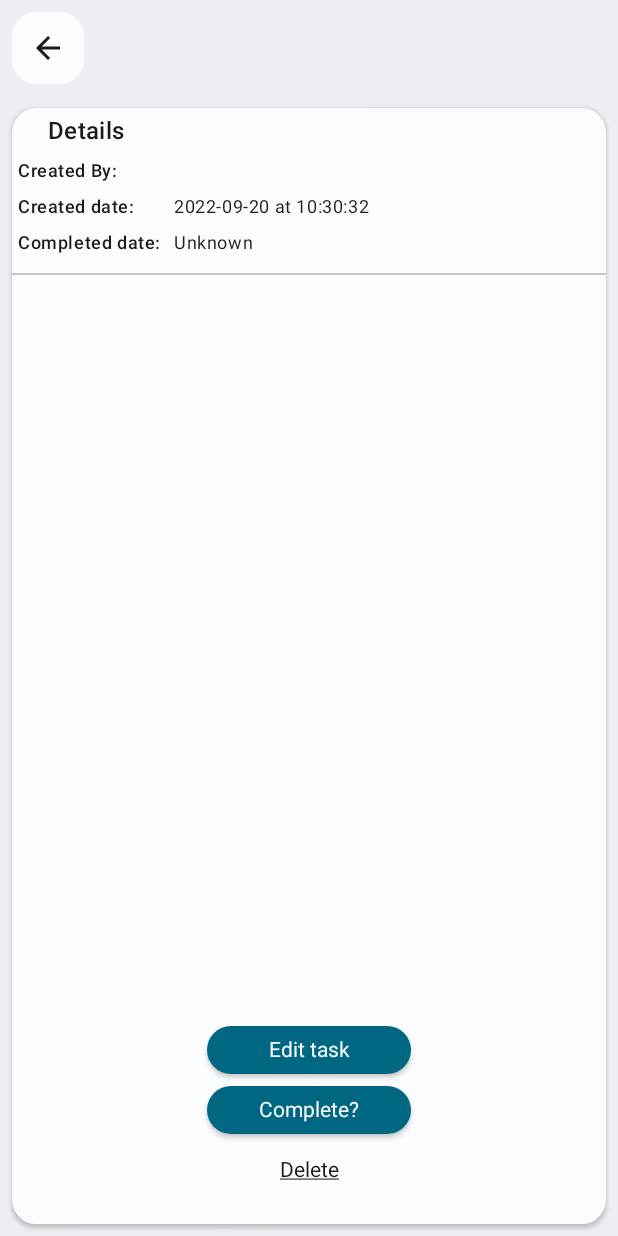
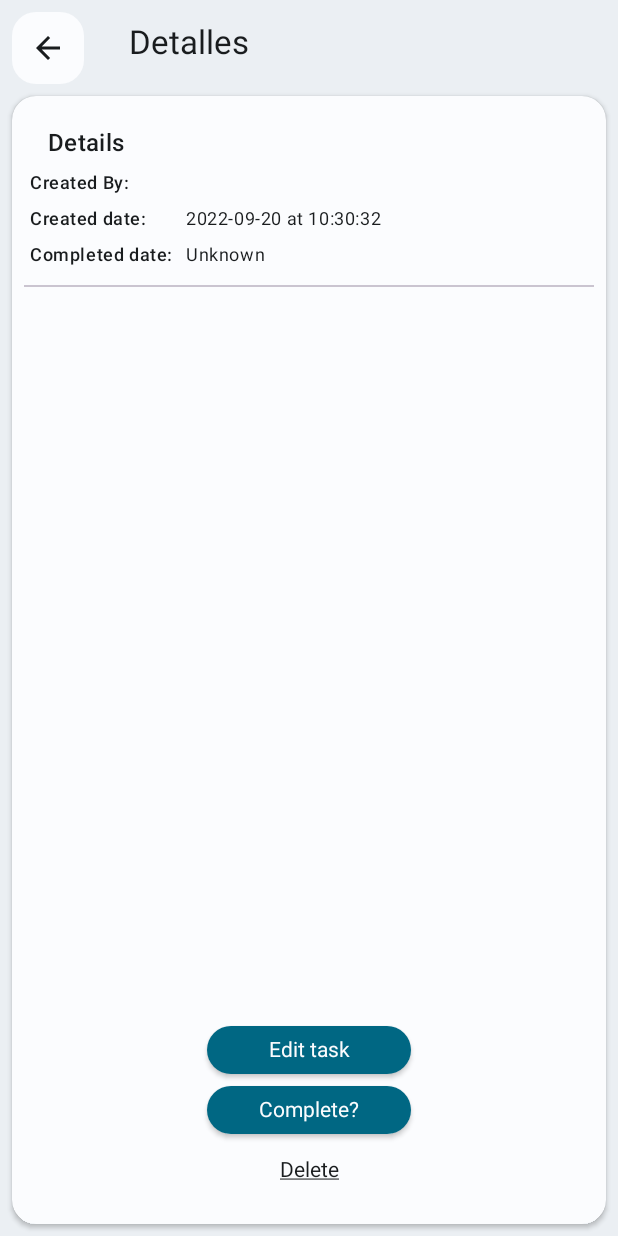
Before and after one commit to JorgeAgulloM/TaskApp, an Android app built with Jetpack Compose: the composable DetailScreen called with empty values, on a phone screen of 412 x 824 dp. Run offline under Robolectric (Android 15) with nearby library versions, the phone set to English and light mode, and no system bars; our stand-ins replace Dagger/Hilt's generated code, Room's generated code, livedata-compose.

Commit message:
[WIP] Refactor & head text added

```diff
--- a/app/src/main/java/com/softyorch/taskapp/ui/screens/detail/DetailScreen.kt
+++ b/app/src/main/java/com/softyorch/taskapp/ui/screens/detail/DetailScreen.kt
@@ -69,7 +69,8 @@ fun DetailScreen(
 
         Row(
             modifier = Modifier.fillMaxWidth(),
-            horizontalArrangement = Arrangement.Start
+            horizontalArrangement = Arrangement.Start,
+            verticalAlignment = Alignment.CenterVertically
         ) {
             IconButton(
                 onClick = {
@@ -77,7 +78,7 @@ fun DetailScreen(
                     enterDetails = false
                 },
                 modifier = Modifier
-                    .padding(8.dp)
+                    .padding(start = 8.dp, top = 8.dp)
                     .background(color = colorAnimation, shape = MaterialTheme.shapes.large),
                 //colors = IconButtonDefaults.iconButtonColors(containerColor = containerColor)
             ) {
@@ -88,6 +89,7 @@ fun DetailScreen(
                     )
                 )
             }
+            RowInfo(text = "Detalles", paddingStart = 30.dp, style = MaterialTheme.typography.titleLarge)
         }
         Content(viewModel = viewModel, navController = navController)
     }
@@ -127,10 +129,10 @@ private fun Content(
                     shape = MaterialTheme.shapes.large
                 )
         ) {
-
+            Spacer(modifier = Modifier.padding(vertical = 8.dp))
             RowInfoDetail(text = stringResource(details))
             ShowTaskDetails(taskEntity = taskEntity)
-            Divider(modifier = Modifier.padding(top = 8.dp, bottom = 32.dp))
+            Divider(modifier = Modifier.padding(start = 8.dp, end = 8.dp, top = 8.dp, bottom = 16.dp))
             RowInfoDetail(text = taskEntity.title, style = MaterialTheme.typography.titleLarge)
             Spacer(modifier = Modifier.padding(top = 8.dp))
             TextDescriptionDetails(taskEntity = taskEntity)
@@ -290,7 +292,7 @@ private fun TextDescriptionDetails(
 ) {
     Text(
         text = taskEntity.description,
-        modifier = Modifier.padding(8.dp),
+        modifier = Modifier.padding(start = 16.dp),
         color = MaterialTheme.colorScheme.onSurface
     )
 }
@@ -302,7 +304,7 @@ private fun ShowTaskDetails(taskEntity: TaskEntity) {
         date = taskEntity.entryDate.toStringFormatted(),
         completedDate = taskEntity.finishDate?.toStringFormatted()
             ?: stringResource(unknown),
-        paddingStart = 0.dp
+        paddingStart = 8.dp
     )
 }
 
```
